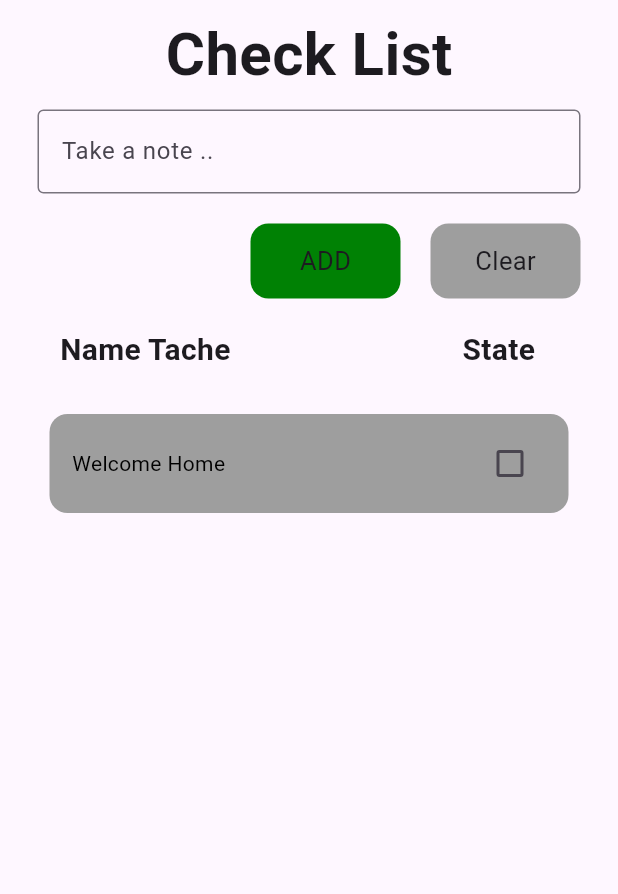
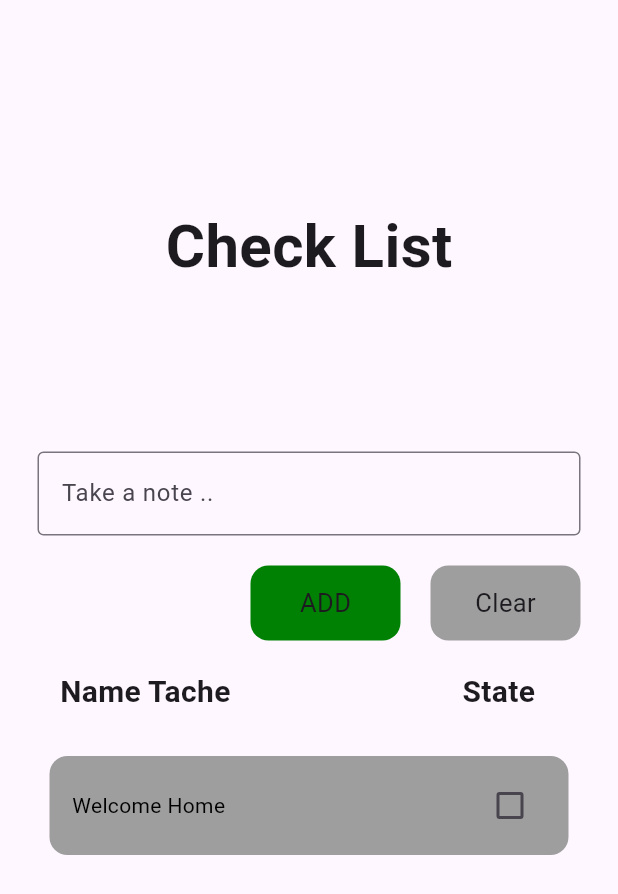
Before and after one commit to mohamedamine-code/Check_list, a Flutter app: the screen it shows after launch, on a phone screen of 412 x 824 dp. Shown: the top 894 px of the screen. Run offline on Flutter 3.47's test engine with Material 3 defaults, Android fonts, the phone set to English and light mode, and no system bars; drawn by our look-alikes of flutter_slidable; our stand-ins replace hive, hive_flutter; accounts and stored records are empty.

Commit message:
Second commit

```diff
--- a/lib/homepage.dart
+++ b/lib/homepage.dart
@@ -59,16 +59,20 @@ void delatenote(index){
   @override
   Widget build(BuildContext context) {
     return Scaffold(
-      drawer: Drawer(),
       body: Center(
         child: SafeArea(
           child: Padding(
             padding: const EdgeInsets.symmetric(horizontal: 25),
             child: Column(
+              mainAxisAlignment: MainAxisAlignment.center,
+              mainAxisSize: MainAxisSize.max,
               children: [
                 Padding(
                   padding: const EdgeInsets.all(8.0),
                   child: Text('Check List',style: TextStyle(fontWeight: FontWeight.bold,fontSize: 40),),
+                ),
+                SizedBox(
+                  height: 100,
                 ),
                 TextField(
                   controller: controller,
@@ -130,7 +134,8 @@ void delatenote(index){
                     ],
                   ),
                 ),
-                Expanded(
+                SizedBox(
+                  height: 200,
                       child: ListView.builder(
                         itemCount: bd.MyList.length,
                         itemBuilder: (BuildContext context,index){
--- a/lib/util/list_note.dart
+++ b/lib/util/list_note.dart
@@ -27,7 +27,7 @@ class list_note extends StatelessWidget {
                 delatenote();
               },
               child: Container(
-                width: 160,
+                width: 140,
                 decoration: BoxDecoration(color: Colors.red),
                 child: Center(child: Icon(Icons.delete)),
               ),
```
